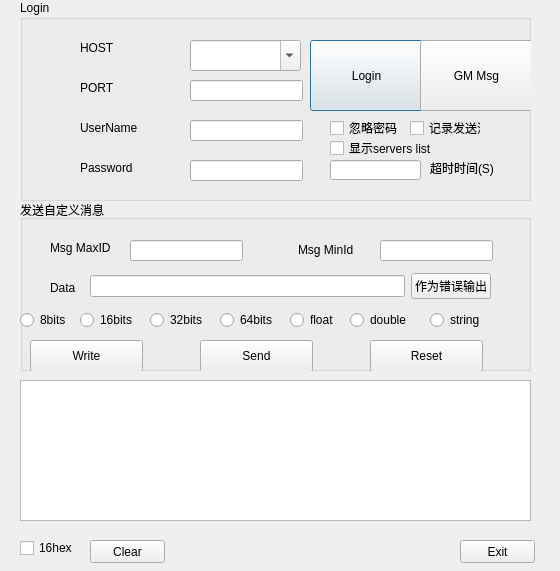
This is apoEditor/src/connectdialog.ui in neil78duan/apollolib as Qt 5 draws it before an edit. The edited form follows.
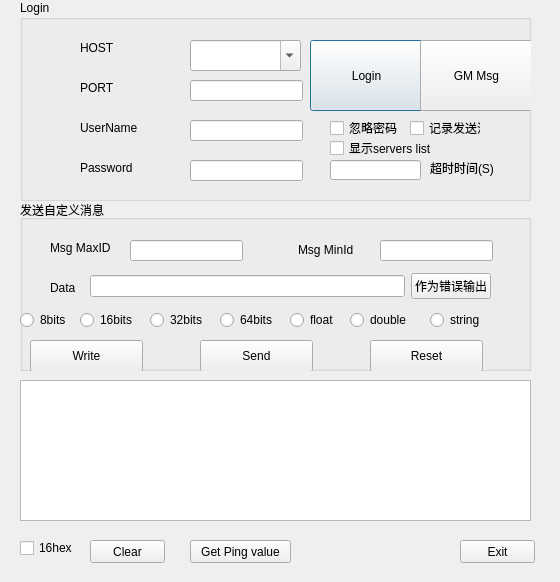
This is the edited form.

What changed in the file:
```diff
--- a/apoEditor/src/connectdialog.ui
+++ b/apoEditor/src/connectdialog.ui
@@ -7,7 +7,7 @@
     <x>0</x>
     <y>0</y>
     <width>560</width>
-    <height>571</height>
+    <height>582</height>
    </rect>
   </property>
   <property name="windowTitle">
@@ -209,7 +209,7 @@
      <rect>
       <x>410</x>
       <y>160</y>
-      <width>81</width>
+      <width>71</width>
       <height>16</height>
      </rect>
     </property>
@@ -491,6 +491,19 @@
     <string>Clear</string>
    </property>
   </widget>
+  <widget class="QPushButton" name="pushButtonGetPingVal">
+   <property name="geometry">
+    <rect>
+     <x>190</x>
+     <y>540</y>
+     <width>101</width>
+     <height>23</height>
+    </rect>
+   </property>
+   <property name="text">
+    <string>Get Ping value</string>
+   </property>
+  </widget>
  </widget>
  <resources/>
  <connections/>
```
